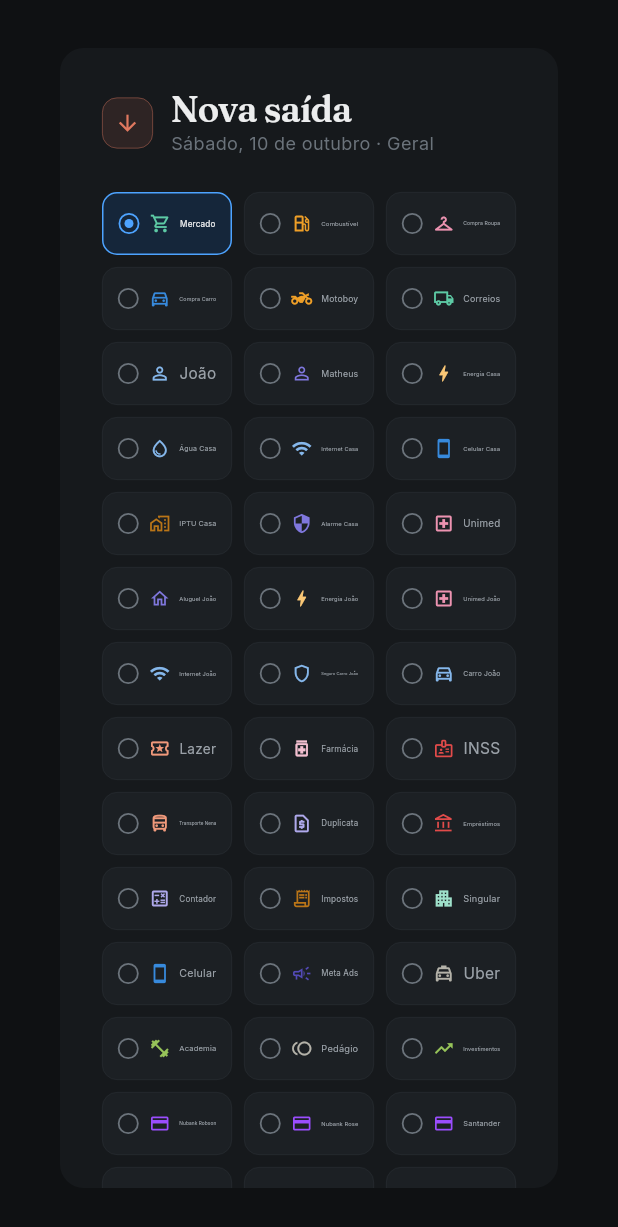
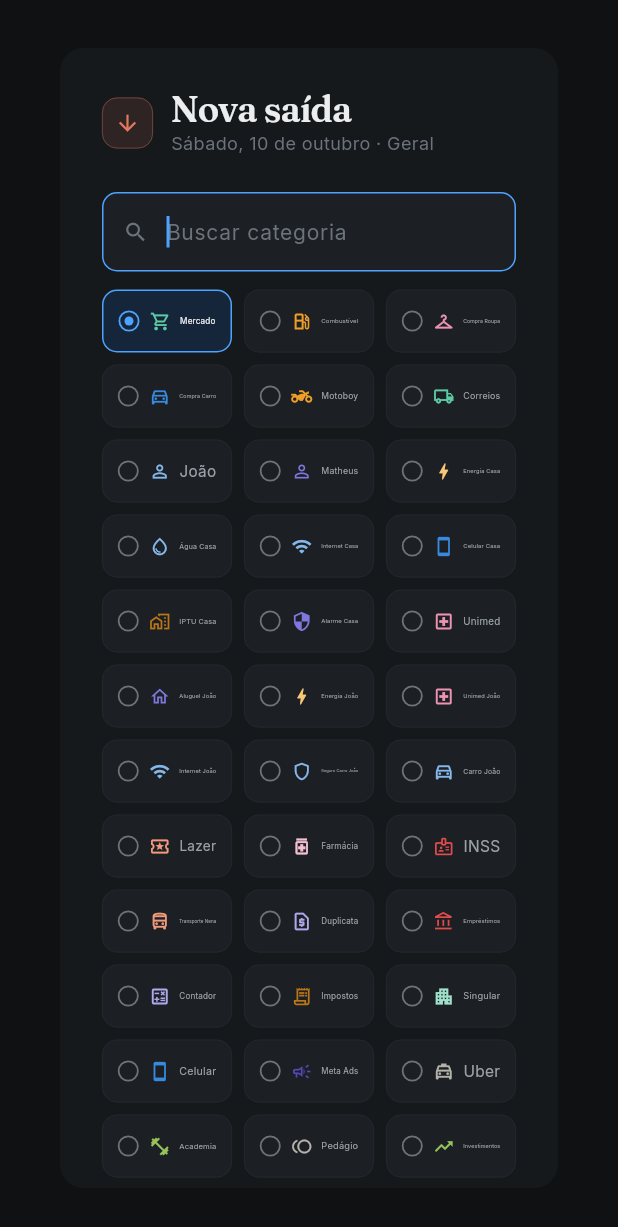
Before and after one commit to MatheusPoliChiarelli/finfamily, a Flutter app: the _TransactionDialog widget shown alone on an empty page, opened directly with empty values, on a phone screen of 412 x 824 dp. Shown: the top 1227 px of the screen. Run offline on Flutter 3.47's test engine with Material 3 defaults, Android fonts, the phone set to English and light mode, and no system bars; our stand-ins replace cloud_firestore, firebase_auth, firebase_core, google_fonts; accounts and stored records are empty; statements that could not run were skipped.

Commit message:
Add category search, simplify car and clothing income flows

```diff
--- a/lib/data/categories.dart
+++ b/lib/data/categories.dart
@@ -68,12 +68,13 @@ class Categories {
   ];
 
   static const incomes = <Category>[
-    Category(id: 'robmotors', name: 'RobMotors', icon: Icons.directions_car_outlined, color: 0xFF378ADD, isIncome: true),
-    Category(id: 'vise_versa', name: 'Vise Versa', icon: Icons.checkroom_outlined, color: 0xFFED93B1, isIncome: true),
+    Category(id: 'vise_versa', name: 'Venda Roupa', icon: Icons.checkroom_outlined, color: 0xFFED93B1, isIncome: true),
+    Category(id: 'motoboy', name: 'Motoboy', icon: Icons.two_wheeler_outlined, color: 0xFFEF9F27, isIncome: true),
+    Category(id: 'correios', name: 'Correios', icon: Icons.local_shipping_outlined, color: 0xFF5DCAA5, isIncome: true),
+    Category(id: 'robmotors', name: 'Venda Carro', icon: Icons.directions_car_outlined, color: 0xFF378ADD, isIncome: true),
+    Category(id: 'comissao_carro', name: 'Comissão Carro', icon: Icons.handshake_outlined, color: 0xFF378ADD, isIncome: true),
     Category(id: 'joao', name: 'João', icon: Icons.person_outline, color: 0xFF85B7EB, isIncome: true),
     Category(id: 'matheus', name: 'Matheus', icon: Icons.person_outline, color: 0xFF7F77DD, isIncome: true),
-    Category(id: 'motoboy', name: 'Motoboy', icon: Icons.two_wheeler_outlined, color: 0xFFEF9F27, isIncome: true),
-    Category(id: 'correios', name: 'Correios', icon: Icons.local_shipping_outlined, color: 0xFF5DCAA5, isIncome: true),
     Category(id: 'investimentos', name: 'Investimentos', icon: Icons.trending_up, color: 0xFF97C459, isIncome: true),
     Category(id: 'cartao_rosangela', name: 'Cartão Rosângela', icon: Icons.credit_card_outlined, color: 0xFFED93B1, isIncome: true),
     Category(id: 'outras_receitas', name: 'Outros', icon: Icons.category_outlined, color: 0xFF888780, isIncome: true),
--- a/lib/widgets/transaction_dialog.dart
+++ b/lib/widgets/transaction_dialog.dart
@@ -51,7 +51,6 @@ class _TransactionDialog extends StatefulWidget {
   final List<Car> activeCars;
   final List<Product> products;
 
-
   @override
   State<_TransactionDialog> createState() => _TransactionDialogState();
 }
@@ -67,6 +66,8 @@ class _TransactionDialogState extends State<_TransactionDialog> {
   final _amountFocus = FocusNode();
   final _dialogFocus = FocusNode();
   final _quantityFocus = FocusNode();
+  final _search = TextEditingController();
+  final _searchFocus = FocusNode();
   final _scroll = ScrollController();
   final _gridKey = GlobalKey();
 
@@ -84,7 +85,7 @@ class _TransactionDialogState extends State<_TransactionDialog> {
   String? _incomeKind;
   String? _error;
 
-  List<Category> get _options {
+  List<Category> get _allOptions {
     final base = widget.isIncome ? Categories.incomes : Categories.expenses;
     final others = base.where((c) => c.id != 'outros' && c.id != 'outras_receitas').toList();
     final outros = base.where((c) => c.id == 'outros' || c.id == 'outras_receitas').toList();
@@ -95,6 +96,12 @@ class _TransactionDialogState extends State<_TransactionDialog> {
         ...Categories.transfersFor(widget.bankId, widget.isIncome),
       ...outros,
     ];
+  }
+
+  List<Category> get _options {
+    final query = _search.text.trim().toLowerCase();
+    if (query.isEmpty) return _allOptions;
+    return _allOptions.where((c) => c.name.toLowerCase().contains(query)).toList();
   }
 
   bool get _isTransfer =>
@@ -113,7 +120,7 @@ class _TransactionDialogState extends State<_TransactionDialog> {
   bool get _isCarExpense => !widget.isIncome && _isRobMotors;
   bool get _isCarIncome => widget.isIncome && _isRobMotors;
   bool get _isNewCar => _isCarExpense && _carId == _newId;
-  bool get _isCarSale => _isCarIncome && _incomeKind == 'venda';
+  bool get _isCarSale => false;
 
   bool get _isFashionExpense => !widget.isIncome && _isViseVersa;
   bool get _isFashionIncome => widget.isIncome && _isViseVersa;
@@ -322,6 +329,8 @@ class _TransactionDialogState extends State<_TransactionDialog> {
       if (next != 'amount') _applyListIndex();
     });
 
+    if (_step != 'category') _search.clear();
+
     if (next == 'amount') {
       WidgetsBinding.instance.addPostFrameCallback((_) => _amountFocus.requestFocus());
     } else if (next == 'quantity') {
@@ -344,6 +353,7 @@ class _TransactionDialogState extends State<_TransactionDialog> {
     final key = event.logicalKey;
 
     if (key == LogicalKeyboardKey.enter || key == LogicalKeyboardKey.numpadEnter) {
+      if (_searchFocus.hasFocus) return;
       _nextStep();
       return;
     }
@@ -351,6 +361,12 @@ class _TransactionDialogState extends State<_TransactionDialog> {
 
     final vertical = _gridStep ? 3 : 1;
 
+    if (key == LogicalKeyboardKey.arrowRight ||
+        key == LogicalKeyboardKey.arrowLeft ||
+        key == LogicalKeyboardKey.arrowDown ||
+        key == LogicalKeyboardKey.arrowUp) {
+      _dialogFocus.requestFocus();
+    }
     if (key == LogicalKeyboardKey.arrowRight) _move(1);
     if (key == LogicalKeyboardKey.arrowLeft) _move(-1);
     if (key == LogicalKeyboardKey.arrowDown) _move(vertical);
@@ -363,7 +379,7 @@ class _TransactionDialogState extends State<_TransactionDialog> {
     _category = _options.first;
     _bankId = widget.bankId;
     _listIndex = 0;
-    WidgetsBinding.instance.addPostFrameCallback((_) => _dialogFocus.requestFocus());
+    WidgetsBinding.instance.addPostFrameCallback((_) => _searchFocus.requestFocus());
   }
 
   @override
@@ -377,6 +393,8 @@ class _TransactionDialogState extends State<_TransactionDialog> {
     _amountFocus.dispose();
     _dialogFocus.dispose();
     _quantityFocus.dispose();
+    _search.dispose();
+    _searchFocus.dispose();
     _scroll.dispose();
     super.dispose();
   }
@@ -386,11 +404,6 @@ class _TransactionDialogState extends State<_TransactionDialog> {
     if (_isCarExpense) {
       if (_costType == 'outro') return _description.text.trim();
       return CarCostTypes.byId(_costType).name;
-    }
-    if (_isCarIncome) {
-      if (_incomeKind == 'comissao') return 'Comissão';
-      final car = widget.activeCars.firstWhere((c) => c.id == _carId);
-      return 'Venda do ${car.name}';
     }
     if (_isFashionExpense) {
       return 'Compra de $_qty $_finalBrand $_finalModel'.trim();
@@ -404,14 +417,6 @@ class _TransactionDialogState extends State<_TransactionDialog> {
   }
 
   void _save() {
-    if (_isCarIncome && _incomeKind == null) {
-      setState(() => _error = 'Escolha o tipo da entrada');
-      return;
-    }
-    if (_isCarSale && _carId == null) {
-      setState(() => _error = 'Escolha o carro vendido');
-      return;
-    }
     if (_isFashionIncome && !_fashionNoStock && _productId == null) {
       setState(() => _error = 'Escolha a peça vendida');
       return;
@@ -488,16 +493,11 @@ class _TransactionDialogState extends State<_TransactionDialog> {
     if (_isFashionIncome) {
       return _fashionNoStock || _saleUndefined || _selectedProduct != null;
     }
-    if (!_isCarIncome) return true;
-    if (_incomeKind == 'comissao') return true;
-    if (_isCarSale && _carId != null) return true;
-    return false;
+    return true;
   }
 
   String get _amountLabel {
-    if (_isCarSale) return 'Valor da venda';
     if (_isFashionExpense) return 'Valor total pago';
-    if (_isFashionIncome) return 'Valor total recebido';
     return 'Valor';
   }
 
@@ -548,41 +548,31 @@ class _TransactionDialogState extends State<_TransactionDialog> {
               children: [
                 _headerRow(),
                 const SizedBox(height: 24),
+                TextField(
+                  controller: _search,
+                  focusNode: _searchFocus,
+                  style: AppTheme.ui(14),
+                  textInputAction: TextInputAction.done,
+                  onChanged: (_) => setState(() {
+                    _listIndex = 0;
+                    if (_options.isNotEmpty) _category = _options.first;
+                  }),
+                  onSubmitted: (_) {
+                    if (_options.isEmpty) return;
+                    _searchFocus.unfocus();
+                    _nextStep();
+                  },
+                  decoration: InputDecoration(
+                    hintText: 'Buscar categoria',
+                    prefixIcon: const Padding(
+                      padding: EdgeInsets.only(left: 14, right: 8),
+                      child: Icon(Icons.search, size: 17, color: AppColors.textMuted),
+                    ),
+                    prefixIconConstraints: const BoxConstraints(minWidth: 0, minHeight: 0),
+                  ),
+                ),
+                const SizedBox(height: 12),
                 _grid(_options.map((c) => _categoryChip(c)).toList(), key: _gridKey),
-                if (_isCarIncome) ...[
-                  const SizedBox(height: 22),
-                  _label('Tipo da entrada'),
-                  const SizedBox(height: 10),
-                  Row(
-                    children: [
-                      Expanded(
-                        child: _radioTile('Comissão', Icons.handshake_outlined,
-                            _incomeKind == 'comissao', () {
-                          setState(() {
-                            _incomeKind = 'comissao';
-                            _carId = null;
-                          });
-                        }),
-                      ),
-                      const SizedBox(width: 8),
-                      Expanded(
-                        child: _radioTile('Venda de carro', Icons.sell_outlined,
-                            _incomeKind == 'venda', () {
-                          setState(() => _incomeKind = 'venda');
-                        }),
-                      ),
-                    ],
-                  ),
-                ],
-                if (_isCarSale) ...[
-                  const SizedBox(height: 22),
-                  _label('Carro vendido'),
-                  const SizedBox(height: 10),
-                  if (widget.activeCars.isEmpty)
-                    _emptyBox('Nenhum carro ativo no estoque')
-                  else
-                    ...widget.activeCars.map(_carOption),
-                ],
                 if (_isCarExpense) ...[
                   const SizedBox(height: 22),
                   _label('Carro', active: _step == 'car'),
@@ -741,27 +731,15 @@ class _TransactionDialogState extends State<_TransactionDialog> {
                     _quantityField(),
                   ],
                 ],
-                if (_fashionNoStock) ...[
-                  const SizedBox(height: 18),
-                  Container(
-                    padding: const EdgeInsets.symmetric(horizontal: 16, vertical: 12),
-                    decoration: BoxDecoration(
-                      color: AppColors.surfaceRaised,
-                      borderRadius: BorderRadius.circular(10),
-                      border: Border.all(color: AppColors.border, width: 0.5),
-                    ),
-                    child: Row(
-                      children: [
-                        const Icon(Icons.info_outline, size: 15, color: AppColors.textMuted),
-                        const SizedBox(width: 10),
-                        Expanded(
-                          child: Text(
-                            'Recebimento de cartão, sem baixa no estoque',
-                            style: AppTheme.ui(12, color: AppColors.textMuted),
-                          ),
-                        ),
-                      ],
-                    ),
+                if (_needsFreeText) ...[
+                  const SizedBox(height: 22),
+                  _label('Descrição'),
+                  const SizedBox(height: 8),
+                  TextField(
+                    controller: _description,
+                    style: AppTheme.ui(14),
+                    onSubmitted: (_) => _save(),
+                    decoration: const InputDecoration(hintText: 'Do que se trata'),
                   ),
                 ],
                 if (_showAmount) ...[
@@ -808,17 +786,7 @@ class _TransactionDialogState extends State<_TransactionDialog> {
                     ),
                   ],
                 ],
-                if (_needsFreeText) ...[
-                  const SizedBox(height: 22),
-                  _label('Descrição'),
-                  const SizedBox(height: 8),
-                  TextField(
-                    controller: _description,
-                    style: AppTheme.ui(14),
-                    onSubmitted: (_) => _save(),
-                    decoration: const InputDecoration(hintText: 'Do que se trata'),
-                  ),
-                ],
+
                 if (_error != null) ...[
                   const SizedBox(height: 14),
                   Text(_error!, style: AppTheme.ui(13, color: AppColors.expense)),
@@ -1125,8 +1093,13 @@ class _TransactionDialogState extends State<_TransactionDialog> {
         selected: selected,
         onTap: () => setState(() {
           _carId = car.id;
-          _step = 'car';
-          _listIndex = widget.activeCars.indexWhere((o) => o.id == car.id) + 1;
+          if (_isCarIncome) {
+            _step = 'carSale';
+            _listIndex = widget.activeCars.indexWhere((o) => o.id == car.id);
+          } else {
+            _step = 'car';
+            _listIndex = widget.activeCars.indexWhere((o) => o.id == car.id) + 1;
+          }
         }),
         height: 46,
         children: [
@@ -1246,7 +1219,6 @@ class _TransactionDialogState extends State<_TransactionDialog> {
         _productId = null;
         _brandChoice = null;
         _modelChoice = null;
-        _incomeKind = null;
       }),
       children: [
         _radio(selected),
```
